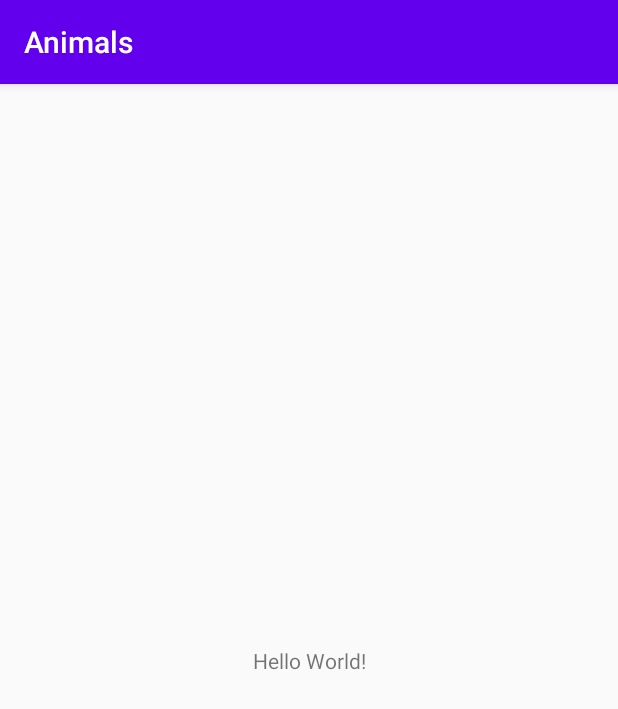
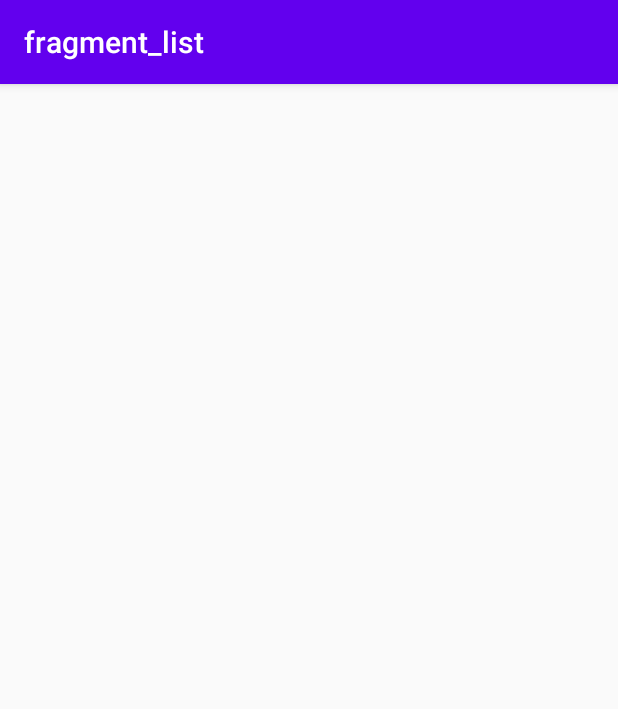
Before and after one commit to Catravine/Animals, an Android app: the screen it shows after launch (MainActivity), on a phone screen of 412 x 824 dp. Shown: the top 709 px of the screen. Run offline under Robolectric (Android 15) with nearby library versions, the phone set to English and light mode, and no system bars; our stand-ins replace navigation-ui.

Commit message:
Basis for Navigation implemented

```diff
--- a/app/src/main/AndroidManifest.xml
+++ b/app/src/main/AndroidManifest.xml
@@ -1,6 +1,8 @@
 <?xml version="1.0" encoding="utf-8"?>
 <manifest xmlns:android="http://schemas.android.com/apk/res/android"
     package="com.carolinecourtney.animals">
+
+    <uses-permission android:name="android.permission.INTERNET" />
 
     <application
         android:allowBackup="true"
@@ -9,7 +11,7 @@
         android:roundIcon="@mipmap/ic_launcher_round"
         android:supportsRtl="true"
         android:theme="@style/AppTheme">
-        <activity android:name=".MainActivity">
+        <activity android:name=".view.MainActivity">
             <intent-filter>
                 <action android:name="android.intent.action.MAIN" />
 
--- /dev/null
+++ b/app/src/main/java/com/carolinecourtney/animals/view/ListFragment.kt
@@ -0,0 +1,18 @@
+package com.carolinecourtney.animals.view
+
+import android.os.Bundle
+import androidx.fragment.app.Fragment
+import android.view.LayoutInflater
+import android.view.View
+import android.view.ViewGroup
+import com.carolinecourtney.animals.R
+
+class ListFragment : Fragment() {
+
+    override fun onCreateView(
+        inflater: LayoutInflater, container: ViewGroup?,
+        savedInstanceState: Bundle?
+    ): View? {
+        return inflater.inflate(R.layout.fragment_list, container, false)
+    }
+}
--- /dev/null
+++ b/app/src/main/java/com/carolinecourtney/animals/view/MainActivity.kt
@@ -0,0 +1,26 @@
+package com.carolinecourtney.animals.view
+
+import android.os.Bundle
+import androidx.appcompat.app.AppCompatActivity
+import androidx.navigation.NavController
+import androidx.navigation.Navigation
+import androidx.navigation.ui.NavigationUI
+import com.carolinecourtney.animals.R
+
+
+class MainActivity : AppCompatActivity() {
+
+    private lateinit var navController: NavController
+
+    override fun onCreate(savedInstanceState: Bundle?) {
+        super.onCreate(savedInstanceState)
+        setContentView(R.layout.activity_main)
+
+        navController = Navigation.findNavController(this, R.id.fragment)
+        NavigationUI.setupActionBarWithNavController(this, navController)
+    }
+
+    override fun onSupportNavigateUp(): Boolean {
+        return NavigationUI.navigateUp(navController, null)
+    }
+}
--- a/app/src/main/res/layout/activity_main.xml
+++ b/app/src/main/res/layout/activity_main.xml
@@ -4,15 +4,21 @@
     xmlns:tools="http://schemas.android.com/tools"
     android:layout_width="match_parent"
     android:layout_height="match_parent"
-    tools:context=".MainActivity">
+    tools:context=".view.MainActivity">
 
-    <TextView
-        android:layout_width="wrap_content"
-        android:layout_height="wrap_content"
-        android:text="Hello World!"
+    <fragment
+        android:id="@+id/fragment"
+        android:name="androidx.navigation.fragment.NavHostFragment"
+        android:layout_width="match_parent"
+        android:layout_height="match_parent"
+        android:layout_marginStart="8dp"
+        android:layout_marginTop="8dp"
+        android:layout_marginEnd="8dp"
+        android:layout_marginBottom="8dp"
+        app:defaultNavHost="true"
         app:layout_constraintBottom_toBottomOf="parent"
-        app:layout_constraintLeft_toLeftOf="parent"
-        app:layout_constraintRight_toRightOf="parent"
-        app:layout_constraintTop_toTopOf="parent" />
-
+        app:layout_constraintEnd_toEndOf="parent"
+        app:layout_constraintStart_toStartOf="parent"
+        app:layout_constraintTop_toTopOf="parent"
+        app:navGraph="@navigation/animal_nav" />
 </androidx.constraintlayout.widget.ConstraintLayout>
--- /dev/null
+++ b/app/src/main/res/layout/fragment_list.xml
@@ -0,0 +1,9 @@
+<?xml version="1.0" encoding="utf-8"?>
+<androidx.constraintlayout.widget.ConstraintLayout xmlns:android="http://schemas.android.com/apk/res/android"
+    xmlns:app="http://schemas.android.com/apk/res-auto"
+    xmlns:tools="http://schemas.android.com/tools"
+    android:layout_width="match_parent"
+    android:layout_height="match_parent"
+    tools:context=".view.ListFragment">
+
+</androidx.constraintlayout.widget.ConstraintLayout>
--- /dev/null
+++ b/app/src/main/res/navigation/animal_nav.xml
@@ -0,0 +1,26 @@
+<?xml version="1.0" encoding="utf-8"?>
+<navigation xmlns:android="http://schemas.android.com/apk/res/android"
+    xmlns:app="http://schemas.android.com/apk/res-auto"
+    xmlns:tools="http://schemas.android.com/tools"
+    android:id="@+id/animal_nav"
+    app:startDestination="@id/listFragment">
+
+    <fragment
+        android:id="@+id/listFragment"
+        android:name="com.carolinecourtney.animals.view.ListFragment"
+        android:label="fragment_list"
+        tools:layout="@layout/fragment_list" >
+        <action
+            android:id="@+id/actionDetail"
+            app:destination="@id/detailFragment" />
+    </fragment>
+    <fragment
+        android:id="@+id/detailFragment"
+        android:name="com.carolinecourtney.animals.view.DetailFragment"
+        android:label="fragment_detail"
+        tools:layout="@layout/fragment_detail" >
+        <action
+            android:id="@+id/actionList"
+            app:destination="@id/listFragment" />
+    </fragment>
+</navigation>
--- a/app/src/main/res/values/strings.xml
+++ b/app/src/main/res/values/strings.xml
@@ -1,3 +1,5 @@
 <resources>
     <string name="app_name">Animals</string>
+    <!-- TODO: Remove or change this placeholder text -->
+    <string name="hello_blank_fragment">Hello blank fragment</string>
 </resources>
--- a/build.gradle
+++ b/build.gradle
@@ -6,11 +6,12 @@ buildscript {
         jcenter()
     }
     dependencies {
-        classpath "com.android.tools.build:gradle:4.0.0"
+        classpath "com.android.tools.build:gradle:4.0.1"
         classpath "org.jetbrains.kotlin:kotlin-gradle-plugin:$kotlin_version"
 
         // NOTE: Do not place your application dependencies here; they belong
         // in the individual module build.gradle files
+        classpath "androidx.navigation:navigation-safe-args-gradle-plugin:2.3.0"
     }
 }
 
```
Also changed, not shown: app/build.gradle (+44 -2 lines), app/src/main/java/com/carolinecourtney/animals/MainActivity.kt (deleted, +0 -11 lines), app/src/main/java/com/carolinecourtney/animals/view/DetailFragment.kt (added, +18 -0 lines), app/src/main/res/drawable/ic_details.xml (added, +10 -0 lines), app/src/main/res/drawable/ic_list.xml (added, +10 -0 lines), app/src/main/res/layout/fragment_detail.xml (added, +9 -0 lines).
